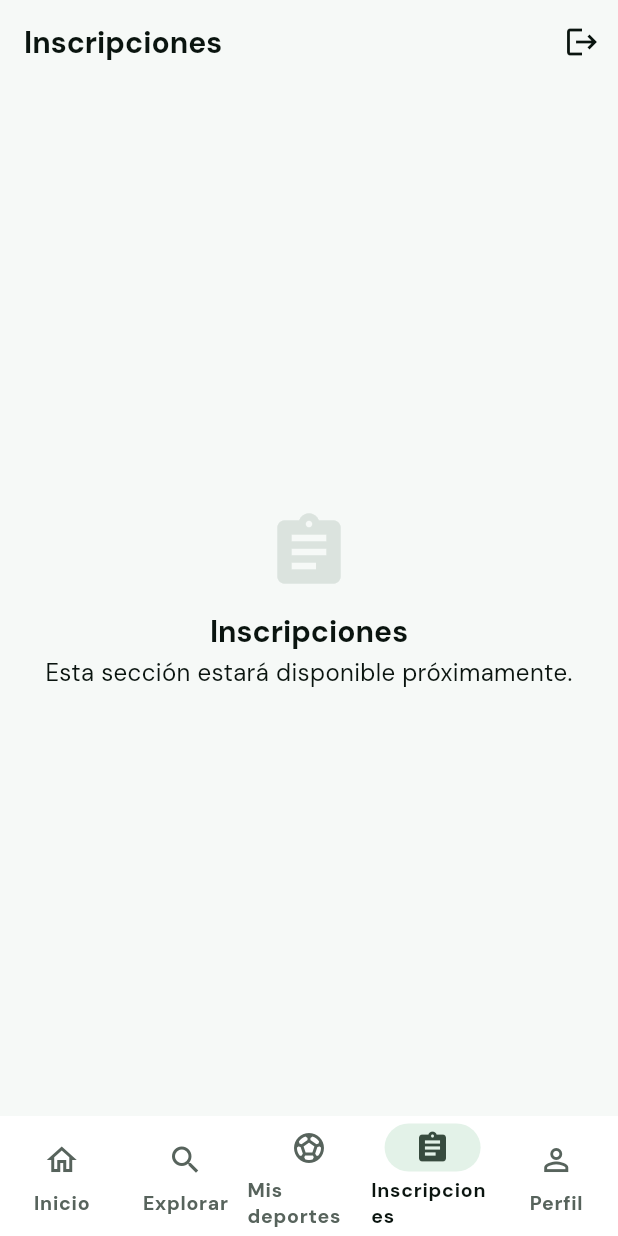
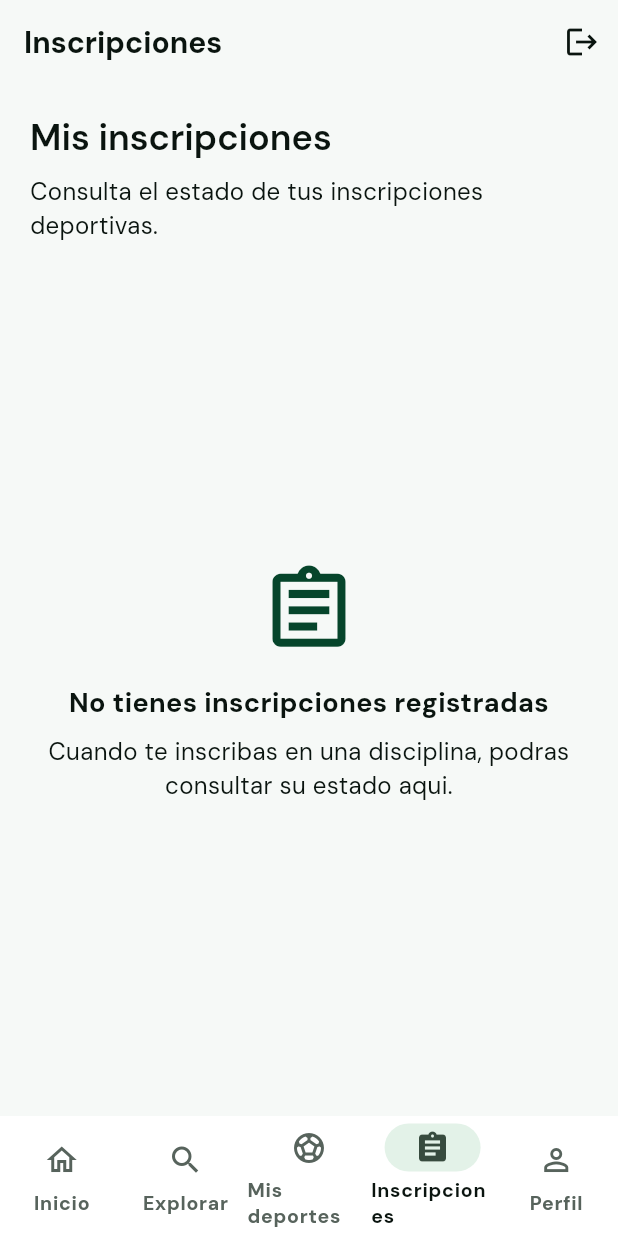
Before and after one commit to richardyradyf/SamanDeportivo, a Flutter app: the InicioEstudianteScreen widget shown alone on an empty page, opened directly with empty values, item 4 of the bottom bar chosen, on a phone screen of 412 x 824 dp. Run offline on Flutter 3.47's test engine with Material 3 defaults, Android fonts, the phone set to English and light mode, and no system bars; our stand-ins replace cloud_firestore, firebase_auth, firebase_core; accounts and stored records are empty; statements that could not run were skipped.

Commit message:
feat: agregar pantalla de inscripciones del estudiante

```diff
--- /dev/null
+++ b/lib/features/estudiante/inscripciones/screens/mis_inscripciones_screen.dart
@@ -0,0 +1,147 @@
+import 'package:flutter/material.dart';
+
+import 'package:saman_deportivo/features/estudiante/inscripciones/models/inscripcion_local.dart';
+
+class MisInscripcionesScreen extends StatelessWidget {
+  const MisInscripcionesScreen({
+    super.key,
+    this.inscripciones = const [],
+    this.onCancelar,
+  });
+
+  final List<InscripcionLocal> inscripciones;
+  final ValueChanged<InscripcionLocal>? onCancelar;
+
+  String obtenerEstado(EstadoInscripcion estado) {
+    switch (estado) {
+      case EstadoInscripcion.pendiente:
+        return 'Pendiente';
+      case EstadoInscripcion.confirmada:
+        return 'Confirmada';
+      case EstadoInscripcion.cancelada:
+        return 'Cancelada';
+      case EstadoInscripcion.expirada:
+        return 'Expirada';
+    }
+  }
+
+  Color obtenerColor(EstadoInscripcion estado) {
+    switch (estado) {
+      case EstadoInscripcion.pendiente:
+        return Colors.orange;
+      case EstadoInscripcion.confirmada:
+        return Colors.green;
+      case EstadoInscripcion.cancelada:
+        return Colors.red;
+      case EstadoInscripcion.expirada:
+        return Colors.grey;
+    }
+  }
+
+  @override
+  Widget build(BuildContext context) {
+    return Padding(
+      padding: const EdgeInsets.all(20),
+      child: Column(
+        crossAxisAlignment: CrossAxisAlignment.start,
+        children: [
+          Text(
+            'Mis inscripciones',
+            style: Theme.of(context).textTheme.headlineSmall,
+          ),
+          const SizedBox(height: 8),
+          const Text('Consulta el estado de tus inscripciones deportivas.'),
+          const SizedBox(height: 24),
+          Expanded(
+            child: inscripciones.isEmpty
+                ? _construirEstadoVacio(context)
+                : _construirLista(),
+          ),
+        ],
+      ),
+    );
+  }
+
+  Widget _construirEstadoVacio(BuildContext context) {
+    return Center(
+      child: Column(
+        mainAxisSize: MainAxisSize.min,
+        children: [
+          Icon(
+            Icons.assignment_outlined,
+            size: 65,
+            color: Theme.of(context).colorScheme.primary,
+          ),
+          const SizedBox(height: 16),
+          const Text(
+            'No tienes inscripciones registradas',
+            textAlign: TextAlign.center,
+            style: TextStyle(fontSize: 18, fontWeight: FontWeight.bold),
+          ),
+          const SizedBox(height: 8),
+          const Text(
+            'Cuando te inscribas en una disciplina, '
+            'podras consultar su estado aqui.',
+            textAlign: TextAlign.center,
+          ),
+        ],
+      ),
+    );
+  }
+
+  Widget _construirLista() {
+    return ListView.builder(
+      itemCount: inscripciones.length,
+      itemBuilder: (context, index) {
+        final inscripcion = inscripciones[index];
+        final puedeCancelar = inscripcion.estaVigente && onCancelar != null;
+
+        return Card(
+          margin: const EdgeInsets.only(bottom: 12),
+          child: Padding(
+            padding: const EdgeInsets.all(16),
+            child: Column(
+              crossAxisAlignment: CrossAxisAlignment.start,
+              children: [
+                Text(
+                  'Deporte: ${inscripcion.deporteId}',
+                  style: const TextStyle(
+                    fontSize: 17,
+                    fontWeight: FontWeight.bold,
+                  ),
+                ),
+                const SizedBox(height: 8),
+                Text('Inscripcion: ${inscripcion.id}'),
+                const SizedBox(height: 8),
+                Row(
+                  children: [
+                    const Text('Estado: '),
+                    Text(
+                      obtenerEstado(inscripcion.estado),
+                      style: TextStyle(
+                        color: obtenerColor(inscripcion.estado),
+                        fontWeight: FontWeight.bold,
+                      ),
+                    ),
+                  ],
+                ),
+                const SizedBox(height: 12),
+                if (inscripcion.estaVigente)
+                  Align(
+                    alignment: Alignment.centerRight,
+                    child: OutlinedButton.icon(
+                      onPressed: puedeCancelar
+                          ? () => onCancelar!(inscripcion)
+                          : null,
+                      icon: const Icon(Icons.cancel_outlined),
+                      label: const Text('Cancelar inscripcion'),
+                    ),
+                  ),
+              ],
+            ),
+          ),
+        );
+      },
+    );
+  }
+}
--- a/lib/features/estudiante/screens/inicio_estudiante_screen.dart
+++ b/lib/features/estudiante/screens/inicio_estudiante_screen.dart
@@ -1,5 +1,5 @@
 import 'package:flutter/material.dart';
-
+import 'package:saman_deportivo/features/estudiante/inscripciones/screens/mis_inscripciones_screen.dart';
 import 'package:saman_deportivo/core/widgets/boton_cerrar_sesion.dart';
 import 'package:saman_deportivo/core/widgets/layout_responsivo.dart';
 import 'package:saman_deportivo/core/widgets/panel_bienvenida.dart';
@@ -82,11 +82,9 @@ class InicioEstudianteScreen extends StatelessWidget {
           etiqueta: 'Inscripciones',
           icono: Icons.assignment_outlined,
           iconoSeleccionado: Icons.assignment,
-          pantalla: SeccionPendiente(
-            titulo: 'Inscripciones',
-            icono: Icons.assignment,
-          ),
+          pantalla: MisInscripcionesScreen(),
         ),
+
         DestinoNavegacion(
           etiqueta: 'Perfil',
           icono: Icons.person_outline,
```
Also changed, not shown: 1 other file.
